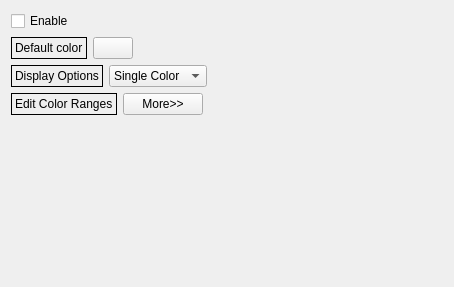
whatudone/plotxy, file ColorRanges.ui: the form before one commit.
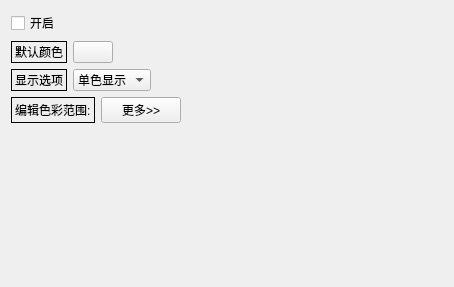
The form after the commit.

```diff
--- a/ColorRanges.ui
+++ b/ColorRanges.ui
@@ -19,7 +19,7 @@
      <item>
       <widget class="QCheckBox" name="checkBox_8">
        <property name="text">
-        <string>Enable</string>
+        <string>开启</string>
        </property>
       </widget>
      </item>
@@ -46,7 +46,7 @@
         <enum>QFrame::Box</enum>
        </property>
        <property name="text">
-        <string>Default color</string>
+        <string>默认颜色</string>
        </property>
       </widget>
      </item>
@@ -80,7 +80,7 @@
         <enum>QFrame::Box</enum>
        </property>
        <property name="text">
-        <string>Display Options</string>
+        <string>显示选项</string>
        </property>
       </widget>
      </item>
@@ -88,17 +88,17 @@
       <widget class="QComboBox" name="comboBox_5">
        <item>
         <property name="text">
-         <string>Single Color</string>
+         <string>单色显示</string>
         </property>
        </item>
        <item>
         <property name="text">
-         <string>Sho Ranges</string>
+         <string>多段显示</string>
         </property>
        </item>
        <item>
         <property name="text">
-         <string>Gradient</string>
+         <string>渐变</string>
         </property>
        </item>
       </widget>
@@ -126,14 +126,14 @@
         <enum>QFrame::Box</enum>
        </property>
        <property name="text">
-        <string>Edit Color Ranges</string>
+        <string>编辑色彩范围:</string>
        </property>
       </widget>
      </item>
      <item>
       <widget class="QPushButton" name="pushButton_more">
        <property name="text">
-        <string>More&gt;&gt;</string>
+        <string>更多&gt;&gt;</string>
        </property>
       </widget>
      </item>
```
